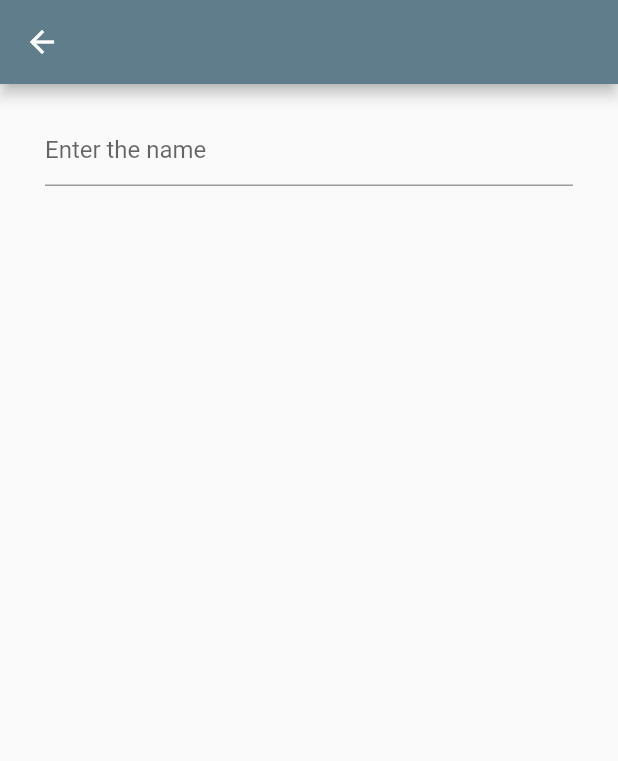
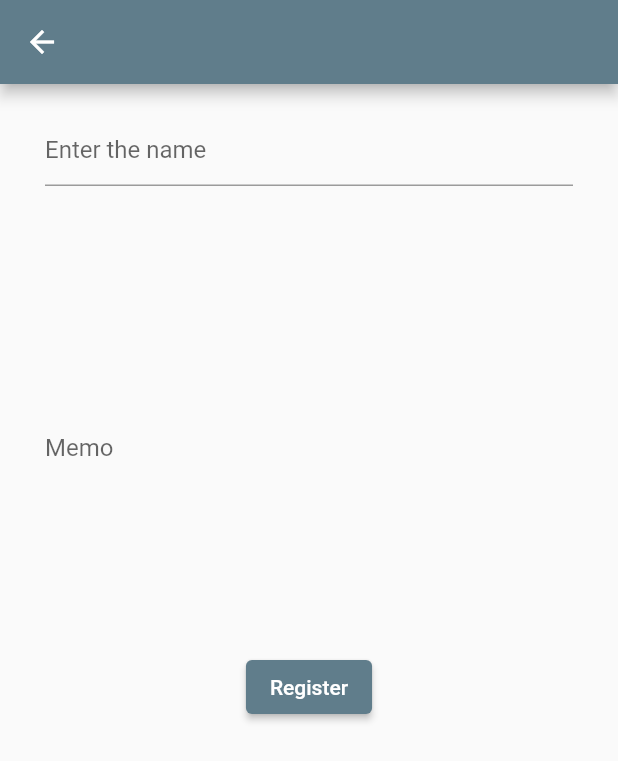
Before and after one commit to kikeda1102/Hitomemo2, a Flutter app: the screen it shows after launch, after a tap on "New", on a phone screen of 412 x 824 dp. Shown: the top 761 px of the screen. Run offline on Flutter 3.47's test engine with Material 2 defaults, Android fonts, the phone set to English and light mode, and no system bars; our stand-ins replace isar; accounts and stored records are empty; generated files the repository leaves out were written again.

Commit message:
register_profile_pageを作成途中

```diff
--- a/lib/pages/home_page.dart
+++ b/lib/pages/home_page.dart
@@ -77,7 +77,7 @@ class HomePage extends StatelessWidget {
                   if (snapshot.hasError) {
                     return const Text('Something went wrong');
                   } else if (data == null || data.isEmpty) {
-                    return const Center(child: Text('No data'));
+                    return const Center();
                   } else {
                     // TODO: dataをソートする
                     return ReorderableListView.builder(
@@ -149,8 +149,33 @@ class HomePage extends StatelessWidget {
           child: SizedBox(
             height: 60,
             child: Row(
+              mainAxisAlignment: MainAxisAlignment.spaceAround,
+              crossAxisAlignment: CrossAxisAlignment.center,
               children: [
-                // TODO: personalTag omponent
+                // TODO: TagManagementPageの作成
+                TextButton(
+                  onPressed: () {
+                    // タグ管理画面へ遷移
+                    // Navigator.push(
+                    //     context,
+                    //     MaterialPageRoute(
+                    //       builder: (context) =>
+                    //           TagManagementPage(service: service),
+                    //     ));
+                  },
+                  child: const Column(
+                    mainAxisAlignment: MainAxisAlignment.center,
+                    children: [
+                      SizedBox(height: 4),
+                      Icon(
+                        Icons.tag,
+                        // color: Colors.white,
+                        // size: 30,
+                      ),
+                      Text('Tags', style: TextStyle(fontSize: 10)),
+                    ],
+                  ),
+                ),
 
                 // 新規perofile追加
                 TextButton(
@@ -166,6 +191,7 @@ class HomePage extends StatelessWidget {
                     );
                   },
                   child: const Column(
+                    mainAxisAlignment: MainAxisAlignment.center,
                     children: [
                       SizedBox(height: 4),
                       Icon(
--- a/lib/pages/register_profile_page.dart
+++ b/lib/pages/register_profile_page.dart
@@ -21,7 +21,7 @@ class _RegisterProfilePageState extends State<RegisterProfilePage> {
     personalTags: List<String>.empty(growable: true),
     memo: '',
   );
-
+  final _formKey = GlobalKey<FormState>(); // Validation用
   // 名前を入力するTextField
   final _nameTextController = TextEditingController();
   // メモを入力するTextField
@@ -55,9 +55,11 @@ class _RegisterProfilePageState extends State<RegisterProfilePage> {
                       hintText: 'Enter the name',
                     ),
                     onChanged: (text) {
+                      // 名前が入力されるとnewProfileに反映
                       newProfile = newProfile.copyWith(name: text);
                     },
                     validator: (text) {
+                      // 名前が入力されていない場合はエラーを返す
                       if (text == null || text.isEmpty) {
                         return 'Please enter the name';
                       }
@@ -65,6 +67,52 @@ class _RegisterProfilePageState extends State<RegisterProfilePage> {
                     },
                   ),
                 ),
+
+                const SizedBox(height: 20),
+
+                // TODO: 登録されたpersonal tagsを表示
+
+                const SizedBox(height: 20),
+
+                // TODO: add tag component 仕様検討も
+
+                const SizedBox(height: 20),
+
+                // メモを入力するTextField
+                Container(
+                  padding: const EdgeInsets.only(left: 30, right: 30),
+                  child: TextField(
+                    onChanged: (value) {
+                      // メモが入力されるとnewProfileに反映
+                      newProfile = newProfile.copyWith(memo: value);
+                    },
+                    controller: _memoTextController,
+                    maxLines: 10,
+                    decoration: const InputDecoration(
+                      labelText: 'Memo',
+                      border: InputBorder.none,
+                    ),
+                  ),
+                ),
+
+                const SizedBox(height: 20),
+
+                // 登録ボタン
+                ElevatedButton(
+                  child: const Text('Register'),
+                  onPressed: () {
+                    // validation
+                    FormState? formState = _formKey.currentState;
+                    if (formState != null && formState.validate()) {
+                      // DBへの登録
+                      widget.service.putProfile(newProfile);
+                      // TODO: orderの適切な更新
+                      Navigator.pop(context);
+                    }
+                  },
+                ),
+
+                const SizedBox(height: 20),
               ],
             ),
           ),
```
